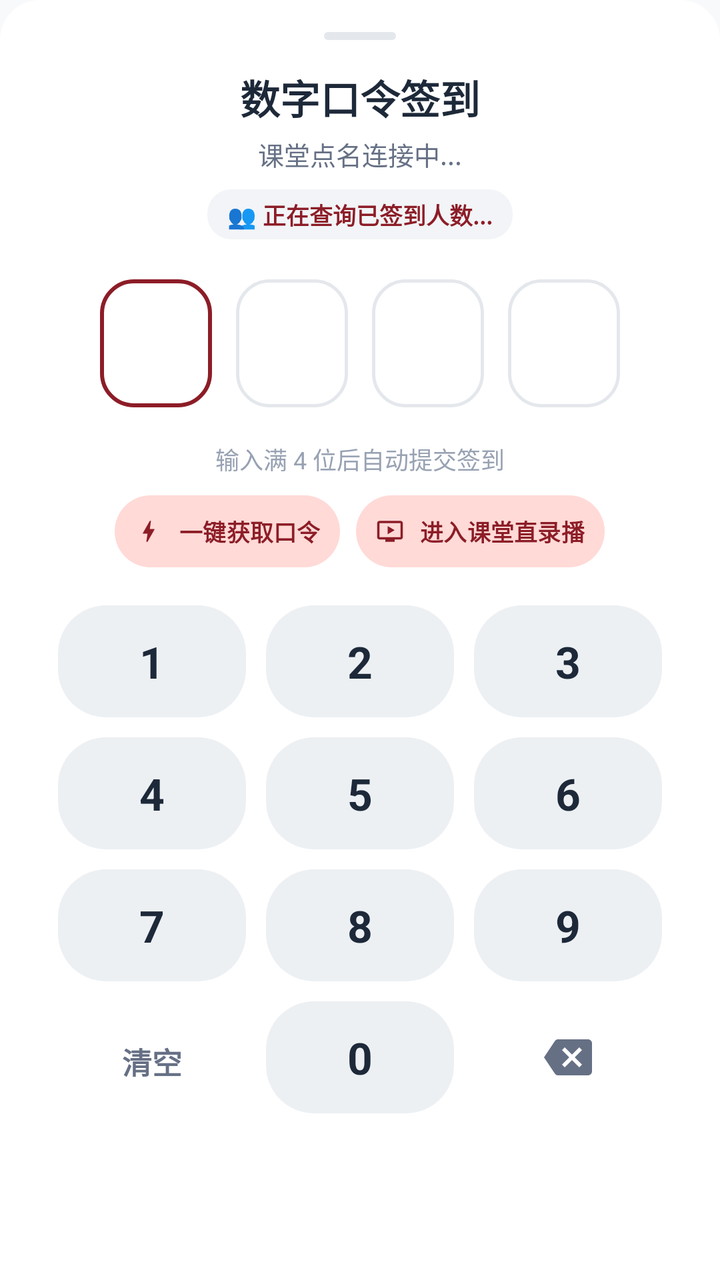
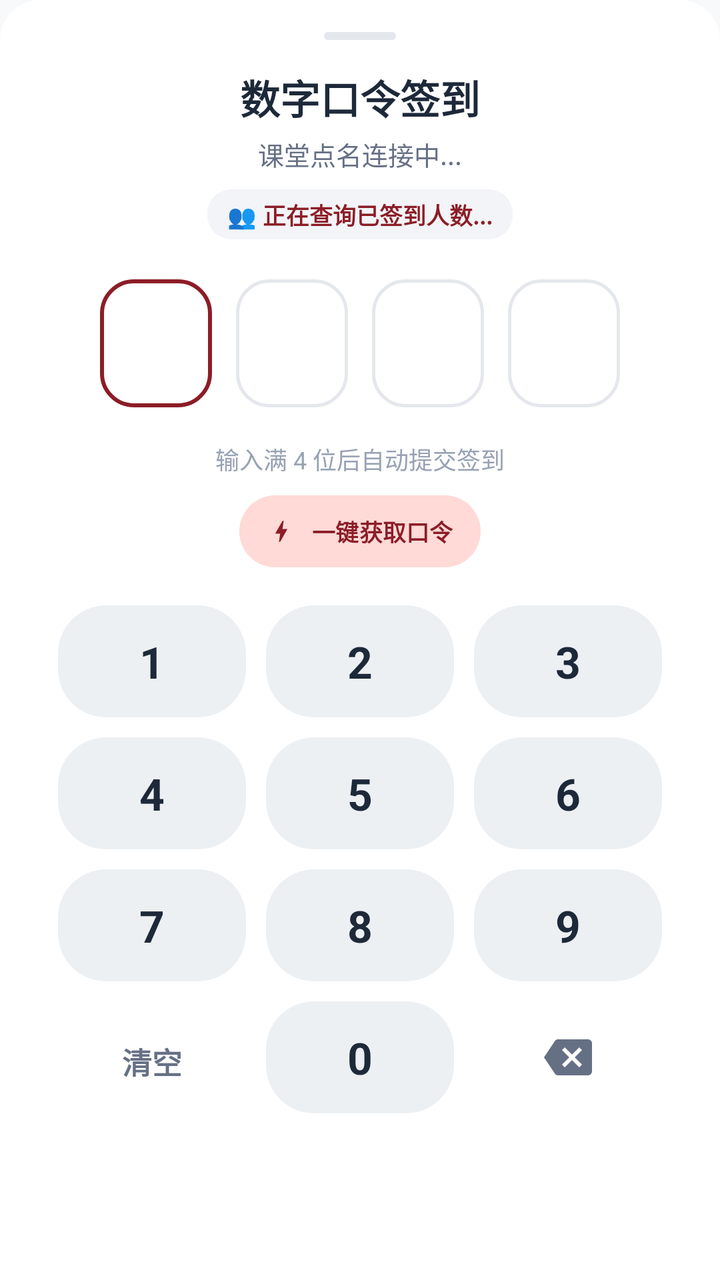

Before-and-after screenshots of an Android layout around one commit, followed by the original layout XML and the change that was made.
<!-- AndroidManifest.xml: application theme Theme.UsstJwgl -->
<!-- res/layout/bottom_sheet_number_rollcall.xml -->
<?xml version="1.0" encoding="utf-8"?>
<LinearLayout xmlns:android="http://schemas.android.com/apk/res/android"
    xmlns:app="http://schemas.android.com/apk/res-auto"
    android:layout_width="match_parent"
    android:layout_height="wrap_content"
    android:background="@drawable/bottom_sheet_bg"
    android:gravity="center_horizontal"
    android:orientation="vertical"
    android:paddingHorizontal="24dp"
    android:paddingTop="16dp"
    android:paddingBottom="24dp">

    
    <View
        android:layout_width="36dp"
        android:layout_height="4dp"
        android:layout_gravity="center_horizontal"
        android:layout_marginBottom="14dp"
        android:background="@drawable/drag_handle" />

    
    <TextView
        android:layout_width="wrap_content"
        android:layout_height="wrap_content"
        android:text="数字口令签到"
        android:textColor="@color/text_primary"
        android:textSize="20sp"
        android:textStyle="bold" />

    <TextView
        android:id="@+id/tvCourseName"
        android:layout_width="wrap_content"
        android:layout_height="wrap_content"
        android:layout_marginTop="4dp"
        android:ellipsize="end"
        android:maxLines="1"
        android:text="课堂点名连接中..."
        android:textColor="@color/text_secondary"
        android:textSize="13sp" />

    
    <TextView
        android:id="@+id/tvAttendanceStats"
        android:layout_width="wrap_content"
        android:layout_height="wrap_content"
        android:layout_marginTop="8dp"
        android:background="@drawable/bg_badge_rounded"
        android:backgroundTint="@color/surface_variant"
        android:paddingHorizontal="10dp"
        android:paddingVertical="4dp"
        android:text="👥 正在查询已签到人数..."
        android:textColor="@color/primary"
        android:textSize="11.5sp"
        android:textStyle="bold" />

    
    <LinearLayout
        android:id="@+id/layoutPinBoxes"
        android:layout_width="wrap_content"
        android:layout_height="wrap_content"
        android:layout_marginTop="20dp"
        android:gravity="center"
        android:orientation="horizontal">

        
        <FrameLayout
            android:id="@+id/boxPin1"
            android:layout_width="56dp"
            android:layout_height="64dp"
            android:background="@drawable/bg_pin_box_active">

            <TextView
                android:id="@+id/tvPin1"
                android:layout_width="wrap_content"
                android:layout_height="wrap_content"
                android:layout_gravity="center"
                android:textColor="@color/text_primary"
                android:textSize="26sp"
                android:textStyle="bold" />
        </FrameLayout>

        
        <FrameLayout
            android:id="@+id/boxPin2"
            android:layout_width="56dp"
            android:layout_height="64dp"
            android:layout_marginStart="12dp"
            android:background="@drawable/bg_pin_box">

            <TextView
                android:id="@+id/tvPin2"
                android:layout_width="wrap_content"
                android:layout_height="wrap_content"
                android:layout_gravity="center"
                android:textColor="@color/text_primary"
                android:textSize="26sp"
                android:textStyle="bold" />
        </FrameLayout>

        
        <FrameLayout
            android:id="@+id/boxPin3"
            android:layout_width="56dp"
            android:layout_height="64dp"
            android:layout_marginStart="12dp"
            android:background="@drawable/bg_pin_box">

            <TextView
                android:id="@+id/tvPin3"
                android:layout_width="wrap_content"
                android:layout_height="wrap_content"
                android:layout_gravity="center"
                android:textColor="@color/text_primary"
                android:textSize="26sp"
                android:textStyle="bold" />
        </FrameLayout>

        
        <FrameLayout
            android:id="@+id/boxPin4"
            android:layout_width="56dp"
            android:layout_height="64dp"
            android:layout_marginStart="12dp"
            android:background="@drawable/bg_pin_box">

            <TextView
                android:id="@+id/tvPin4"
                android:layout_width="wrap_content"
                android:layout_height="wrap_content"
                android:layout_gravity="center"
                android:textColor="@color/text_primary"
                android:textSize="26sp"
                android:textStyle="bold" />
        </FrameLayout>

    </LinearLayout>

    
    <LinearLayout
        android:layout_width="match_parent"
        android:layout_height="28dp"
        android:layout_marginTop="12dp"
        android:gravity="center"
        android:orientation="horizontal">

        <ProgressBar
            android:id="@+id/progressSubmitting"
            android:layout_width="18dp"
            android:layout_height="18dp"
            android:layout_marginEnd="8dp"
            android:indeterminateTint="@color/primary"
            android:visibility="gone" />

        <TextView
            android:id="@+id/tvStatusTip"
            android:layout_width="wrap_content"
            android:layout_height="wrap_content"
            android:ellipsize="end"
            android:maxLines="1"
            android:text="输入满 4 位后自动提交签到"
            android:textColor="@color/text_tertiary"
            android:textSize="12sp" />
    </LinearLayout>

    
    <LinearLayout
        android:layout_width="wrap_content"
        android:layout_height="wrap_content"
        android:layout_marginTop="4dp"
        android:gravity="center"
        android:orientation="horizontal">

        
        <com.google.android.material.button.MaterialButton
            android:id="@+id/btnFetchCodeDirectly"
            style="@style/Widget.Material3.Button.TonalButton"
            android:layout_width="wrap_content"
            android:layout_height="36dp"
            android:layout_marginEnd="8dp"
            android:insetTop="0dp"
            android:insetBottom="0dp"
            android:paddingHorizontal="10dp"
            android:paddingVertical="0dp"
            android:text="一键获取口令"
            android:textColor="@color/primary"
            android:textSize="11.5sp"
            android:textStyle="bold"
            app:cornerRadius="18dp"
            app:icon="@drawable/ic_bolt"
            app:iconSize="14dp"
            app:iconTint="@color/primary" />

        
        <com.google.android.material.button.MaterialButton
            android:id="@+id/btnWatchLiveForCode"
            style="@style/Widget.Material3.Button.TonalButton"
            android:layout_width="wrap_content"
            android:layout_height="36dp"
            android:insetTop="0dp"
            android:insetBottom="0dp"
            android:paddingHorizontal="10dp"
            android:paddingVertical="0dp"
            android:text="进入课堂直录播"
            android:textColor="@color/primary"
            android:textSize="11.5sp"
            android:textStyle="bold"
            app:cornerRadius="18dp"
            app:icon="@drawable/ic_live_video"
            app:iconSize="14dp"
            app:iconTint="@color/primary" />

    </LinearLayout>

    
    <com.google.android.material.checkbox.MaterialCheckBox
        android:id="@+id/cbSignAll"
        android:layout_width="wrap_content"
        android:layout_height="wrap_content"
        android:layout_marginTop="2dp"
        android:checked="true"
        android:text="同时为全部已保存账号签到 (独立设备码)"
        android:textColor="@color/text_secondary"
        android:textSize="12sp"
        android:visibility="gone" />

    
    <LinearLayout
        android:id="@+id/layoutKeypad"
        android:layout_width="match_parent"
        android:layout_height="wrap_content"
        android:layout_marginTop="14dp"
        android:orientation="vertical">

        
        <LinearLayout
            android:layout_width="match_parent"
            android:layout_height="wrap_content"
            android:orientation="horizontal">

            <TextView
                android:id="@+id/key1"
                android:layout_width="0dp"
                android:layout_height="56dp"
                android:layout_margin="5dp"
                android:layout_weight="1"
                android:background="@drawable/bg_keypad_button"
                android:gravity="center"
                android:text="1"
                android:textColor="@color/text_primary"
                android:textSize="22sp"
                android:textStyle="bold" />

            <TextView
                android:id="@+id/key2"
                android:layout_width="0dp"
                android:layout_height="56dp"
                android:layout_margin="5dp"
                android:layout_weight="1"
                android:background="@drawable/bg_keypad_button"
                android:gravity="center"
                android:text="2"
                android:textColor="@color/text_primary"
                android:textSize="22sp"
                android:textStyle="bold" />

            <TextView
                android:id="@+id/key3"
                android:layout_width="0dp"
                android:layout_height="56dp"
                android:layout_margin="5dp"
                android:layout_weight="1"
                android:background="@drawable/bg_keypad_button"
                android:gravity="center"
                android:text="3"
                android:textColor="@color/text_primary"
                android:textSize="22sp"
                android:textStyle="bold" />
        </LinearLayout>

        
        <LinearLayout
            android:layout_width="match_parent"
            android:layout_height="wrap_content"
            android:orientation="horizontal">

            <TextView
                android:id="@+id/key4"
                android:layout_width="0dp"
                android:layout_height="56dp"
                android:layout_margin="5dp"
                android:layout_weight="1"
                android:background="@drawable/bg_keypad_button"
                android:gravity="center"
                android:text="4"
                android:textColor="@color/text_primary"
                android:textSize="22sp"
                android:textStyle="bold" />

            <TextView
                android:id="@+id/key5"
                android:layout_width="0dp"
                android:layout_height="56dp"
                android:layout_margin="5dp"
                android:layout_weight="1"
                android:background="@drawable/bg_keypad_button"
                android:gravity="center"
                android:text="5"
                android:textColor="@color/text_primary"
                android:textSize="22sp"
                android:textStyle="bold" />

            <TextView
                android:id="@+id/key6"
                android:layout_width="0dp"
                android:layout_height="56dp"
                android:layout_margin="5dp"
                android:layout_weight="1"
                android:background="@drawable/bg_keypad_button"
                android:gravity="center"
                android:text="6"
                android:textColor="@color/text_primary"
                android:textSize="22sp"
                android:textStyle="bold" />
        </LinearLayout>

        
        <LinearLayout
            android:layout_width="match_parent"
            android:layout_height="wrap_content"
            android:orientation="horizontal">

            <TextView
                android:id="@+id/key7"
                android:layout_width="0dp"
                android:layout_height="56dp"
                android:layout_margin="5dp"
                android:layout_weight="1"
                android:background="@drawable/bg_keypad_button"
                android:gravity="center"
                android:text="7"
                android:textColor="@color/text_primary"
                android:textSize="22sp"
                android:textStyle="bold" />

            <TextView
                android:id="@+id/key8"
                android:layout_width="0dp"
                android:layout_height="56dp"
                android:layout_margin="5dp"
                android:layout_weight="1"
                android:background="@drawable/bg_keypad_button"
                android:gravity="center"
                android:text="8"
                android:textColor="@color/text_primary"
                android:textSize="22sp"
                android:textStyle="bold" />

            <TextView
                android:id="@+id/key9"
                android:layout_width="0dp"
                android:layout_height="56dp"
                android:layout_margin="5dp"
                android:layout_weight="1"
                android:background="@drawable/bg_keypad_button"
                android:gravity="center"
                android:text="9"
                android:textColor="@color/text_primary"
                android:textSize="22sp"
                android:textStyle="bold" />
        </LinearLayout>

        
        <LinearLayout
            android:layout_width="match_parent"
            android:layout_height="wrap_content"
            android:orientation="horizontal">

            <TextView
                android:id="@+id/keyClear"
                android:layout_width="0dp"
                android:layout_height="56dp"
                android:layout_margin="5dp"
                android:layout_weight="1"
                android:background="?attr/selectableItemBackgroundBorderless"
                android:gravity="center"
                android:text="清空"
                android:textColor="@color/text_secondary"
                android:textSize="15sp"
                android:textStyle="bold" />

            <TextView
                android:id="@+id/key0"
                android:layout_width="0dp"
                android:layout_height="56dp"
                android:layout_margin="5dp"
                android:layout_weight="1"
                android:background="@drawable/bg_keypad_button"
                android:gravity="center"
                android:text="0"
                android:textColor="@color/text_primary"
                android:textSize="22sp"
                android:textStyle="bold" />

            <FrameLayout
                android:id="@+id/keyDelete"
                android:layout_width="0dp"
                android:layout_height="56dp"
                android:layout_margin="5dp"
                android:layout_weight="1"
                android:background="?attr/selectableItemBackgroundBorderless"
                android:clickable="true"
                android:focusable="true">

                <ImageView
                    android:layout_width="24dp"
                    android:layout_height="24dp"
                    android:layout_gravity="center"
                    android:src="@drawable/ic_backspace"
                    app:tint="@color/text_secondary" />
            </FrameLayout>

        </LinearLayout>

    </LinearLayout>

</LinearLayout>
<!-- resources referenced by this layout -->
<resources>
  <color name="primary">#8C1D27</color>
  <color name="surface_variant">#F2F4F7</color>
  <color name="text_primary">#1D2939</color>
  <color name="text_secondary">#667085</color>
  <color name="text_tertiary">#98A2B3</color>
  <!-- drawable bg_badge_rounded (drawable) -->
  <?xml version="1.0" encoding="utf-8"?>
  <shape xmlns:android="http://schemas.android.com/apk/res/android"
      android:shape="rectangle">
      <corners android:radius="12dp" />
      <solid android:color="@color/badge_bg" />
  </shape>
  <!-- drawable bg_keypad_button (drawable) -->
  <?xml version="1.0" encoding="utf-8"?>
  <ripple xmlns:android="http://schemas.android.com/apk/res/android"
      android:color="?attr/colorControlHighlight">
      <item>
          <shape android:shape="rectangle">
              <corners android:radius="24dp" />
              <solid android:color="@color/surface_container" />
          </shape>
      </item>
  </ripple>
  <!-- drawable bg_pin_box (drawable) -->
  <?xml version="1.0" encoding="utf-8"?>
  <shape xmlns:android="http://schemas.android.com/apk/res/android"
      android:shape="rectangle">
      <corners android:radius="16dp" />
      <solid android:color="@color/surface" />
      <stroke
          android:width="1.5dp"
          android:color="@color/border" />
  </shape>
  <!-- drawable bg_pin_box_active (drawable) -->
  <?xml version="1.0" encoding="utf-8"?>
  <shape xmlns:android="http://schemas.android.com/apk/res/android"
      android:shape="rectangle">
      <corners android:radius="16dp" />
      <solid android:color="@color/surface" />
      <stroke
          android:width="2dp"
          android:color="@color/primary" />
  </shape>
  <!-- drawable bottom_sheet_bg (drawable) -->
  <?xml version="1.0" encoding="utf-8"?>
  <shape xmlns:android="http://schemas.android.com/apk/res/android"
      android:shape="rectangle">
      <solid android:color="@color/surface" />
      <corners
          android:topLeftRadius="20dp"
          android:topRightRadius="20dp"
          android:bottomLeftRadius="0dp"
          android:bottomRightRadius="0dp" />
  </shape>
  <!-- drawable drag_handle (drawable) -->
  <?xml version="1.0" encoding="utf-8"?>
  <shape xmlns:android="http://schemas.android.com/apk/res/android">
      <solid android:color="@color/border" />
      <corners android:radius="2dp" />
  </shape>
  <!-- drawable ic_bolt (drawable) -->
  <vector xmlns:android="http://schemas.android.com/apk/res/android"
      android:width="24dp"
      android:height="24dp"
      android:viewportWidth="24"
      android:viewportHeight="24">
    <path
        android:fillColor="#FFFFFFFF"
        android:pathData="M11,21h-1l1,-7H7.5c-0.58,0 -0.57,-0.32 -0.38,-0.66 0.19,-0.34 0.05,-0.08 0.07,-0.12C8.48,10.94 10.42,7.54 13,3h1l-1,7h3.5c0.49,0 0.56,0.33 0.47,0.51l-0.07,0.15C12.96,17.55 11,21 11,21z"/>
  </vector>
  <!-- drawable ic_live_video (drawable) -->
  <vector xmlns:android="http://schemas.android.com/apk/res/android"
      android:width="24dp"
      android:height="24dp"
      android:viewportWidth="24"
      android:viewportHeight="24">
      <path
          android:fillColor="#FF8C1D27"
          android:pathData="M21,3H3c-1.1,0 -2,0.9 -2,2v12c0,1.1 0.9,2 2,2h5v2h8v-2h5c1.1,0 2,-0.9 2,-2V5c0,-1.1 -0.9,-2 -2,-2zM21,17H3V5h18v12zM10,7.5v7l6,-3.5l-6,-3.5z" />
  </vector>
  <color name="badge_bg">#FFDAD8</color>
  <color name="surface_container">#EDF0F3</color>
  <color name="surface">#FFFFFF</color>
  <color name="border">#E4E7EC</color>
  <color name="on_primary">#FFFFFF</color>
  <color name="primary_container">#FFDAD8</color>
  <color name="on_primary_container">#3B080E</color>
  <color name="secondary">#775654</color>
  <color name="secondary_container">#FFDAD7</color>
  <color name="on_secondary_container">#2C1514</color>
  <color name="background">#F8F9FA</color>
  <!-- unchanged entries left out for length: 2 -->
</resources>

<!-- the commit's change to res/layout/bottom_sheet_number_rollcall.xml (unified diff, before → after) -->
@@ -176,10 +176,9 @@
             style="@style/Widget.Material3.Button.TonalButton"
             android:layout_width="wrap_content"
             android:layout_height="36dp"
-            android:layout_marginEnd="8dp"
             android:insetTop="0dp"
             android:insetBottom="0dp"
-            android:paddingHorizontal="10dp"
+            android:paddingHorizontal="14dp"
             android:paddingVertical="0dp"
             android:text="一键获取口令"
             android:textColor="@color/primary"
@@ -190,25 +189,6 @@
             app:iconSize="14dp"
             app:iconTint="@color/primary" />
 
-        
-        <com.google.android.material.button.MaterialButton
-            android:id="@+id/btnWatchLiveForCode"
-            style="@style/Widget.Material3.Button.TonalButton"
-            android:layout_width="wrap_content"
-            android:layout_height="36dp"
-            android:insetTop="0dp"
-            android:insetBottom="0dp"
-            android:paddingHorizontal="10dp"
-            android:paddingVertical="0dp"
-            android:text="进入课堂直录播"
-            android:textColor="@color/primary"
-            android:textSize="11.5sp"
-            android:textStyle="bold"
-            app:cornerRadius="18dp"
-            app:icon="@drawable/ic_live_video"
-            app:iconSize="14dp"
-            app:iconTint="@color/primary" />
-
     </LinearLayout>
 
     
<!-- resource entries referenced after the edit -->
@@ -70,16 +70,6 @@
         android:fillColor="#FFFFFFFF"
         android:pathData="M11,21h-1l1,-7H7.5c-0.58,0 -0.57,-0.32 -0.38,-0.66 0.19,-0.34 0.05,-0.08 0.07,-0.12C8.48,10.94 10.42,7.54 13,3h1l-1,7h3.5c0.49,0 0.56,0.33 0.47,0.51l-0.07,0.15C12.96,17.55 11,21 11,21z"/>
   </vector>
-  <!-- drawable ic_live_video (drawable) -->
-  <vector xmlns:android="http://schemas.android.com/apk/res/android"
-      android:width="24dp"
-      android:height="24dp"
-      android:viewportWidth="24"
-      android:viewportHeight="24">
-      <path
-          android:fillColor="#FF8C1D27"
-          android:pathData="M21,3H3c-1.1,0 -2,0.9 -2,2v12c0,1.1 0.9,2 2,2h5v2h8v-2h5c1.1,0 2,-0.9 2,-2V5c0,-1.1 -0.9,-2 -2,-2zM21,17H3V5h18v12zM10,7.5v7l6,-3.5l-6,-3.5z" />
-  </vector>
   <color name="badge_bg">#FFDAD8</color>
   <color name="surface_container">#EDF0F3</color>
   <color name="surface">#FFFFFF</color>
